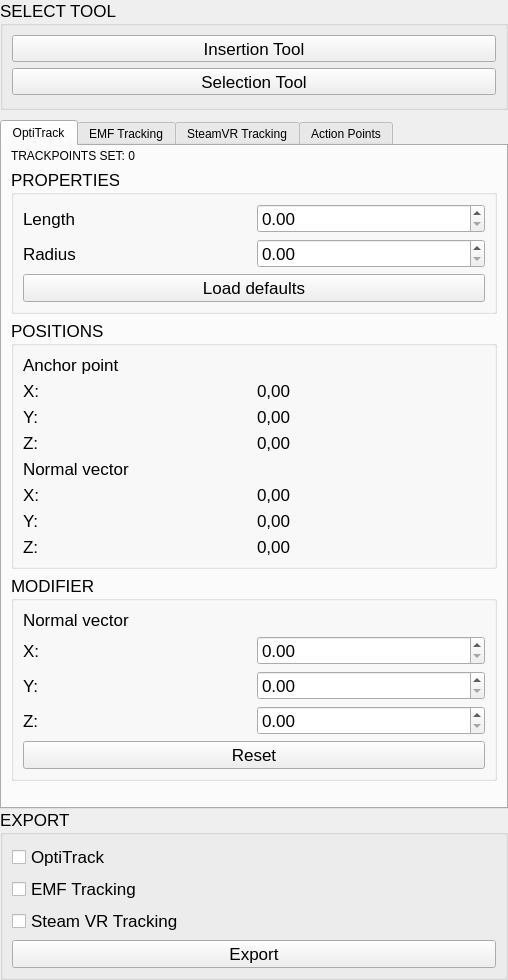
This is trackpoint-app/gui/EditWidget.ui in Dominik-Schoen/TrackItPipe as Qt 5 draws it before an edit. The edited form follows.
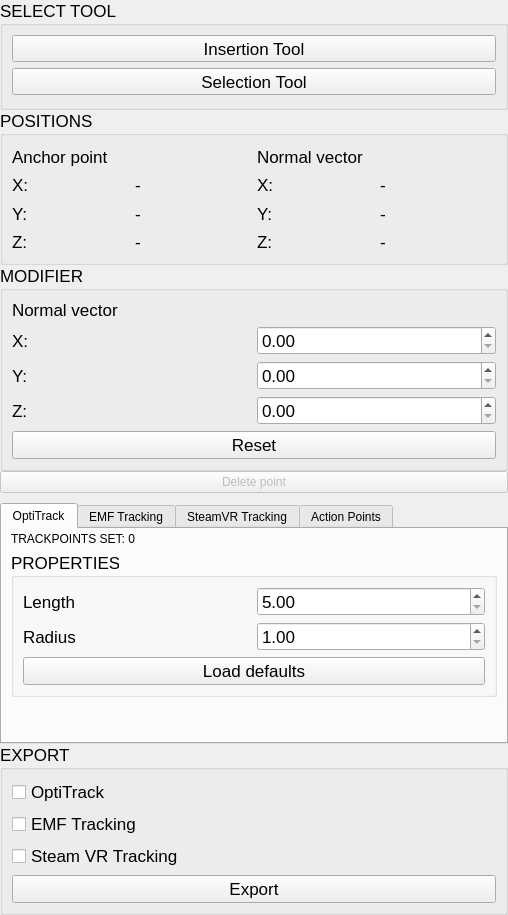
This is the edited form.

Patch:
```diff
--- a/trackpoint-app/gui/EditWidget.ui
+++ b/trackpoint-app/gui/EditWidget.ui
@@ -7,7 +7,7 @@
     <x>0</x>
     <y>0</y>
     <width>508</width>
-    <height>980</height>
+    <height>915</height>
    </rect>
   </property>
   <property name="windowTitle">
@@ -78,6 +78,214 @@
      </layout>
     </widget>
    </item>
+   <item>
+    <widget class="QGroupBox" name="positions">
+     <property name="font">
+      <font>
+       <pointsize>13</pointsize>
+      </font>
+     </property>
+     <property name="title">
+      <string>POSITIONS</string>
+     </property>
+     <layout class="QGridLayout" name="gridLayout_2">
+      <item row="0" column="0">
+       <widget class="QLabel" name="anchorLabel">
+        <property name="text">
+         <string>Anchor point</string>
+        </property>
+       </widget>
+      </item>
+      <item row="2" column="0">
+       <widget class="QLabel" name="anchorYLabel">
+        <property name="text">
+         <string>Y:</string>
+        </property>
+       </widget>
+      </item>
+      <item row="0" column="2">
+       <widget class="QLabel" name="normalLabel">
+        <property name="text">
+         <string>Normal vector</string>
+        </property>
+       </widget>
+      </item>
+      <item row="1" column="0">
+       <widget class="QLabel" name="anchorXLabel">
+        <property name="text">
+         <string>X:</string>
+        </property>
+       </widget>
+      </item>
+      <item row="3" column="0">
+       <widget class="QLabel" name="anchorZLabel">
+        <property name="text">
+         <string>Z:</string>
+        </property>
+       </widget>
+      </item>
+      <item row="1" column="1">
+       <widget class="QLabel" name="anchorX">
+        <property name="text">
+         <string>-</string>
+        </property>
+       </widget>
+      </item>
+      <item row="2" column="1">
+       <widget class="QLabel" name="anchorY">
+        <property name="text">
+         <string>-</string>
+        </property>
+       </widget>
+      </item>
+      <item row="3" column="1">
+       <widget class="QLabel" name="anchorZ">
+        <property name="text">
+         <string>-</string>
+        </property>
+       </widget>
+      </item>
+      <item row="1" column="2">
+       <widget class="QLabel" name="normalXLabel">
+        <property name="text">
+         <string>X:</string>
+        </property>
+       </widget>
+      </item>
+      <item row="1" column="3">
+       <widget class="QLabel" name="normalX">
+        <property name="text">
+         <string>-</string>
+        </property>
+       </widget>
+      </item>
+      <item row="2" column="2">
+       <widget class="QLabel" name="normalYLabel">
+        <property name="text">
+         <string>Y:</string>
+        </property>
+       </widget>
+      </item>
+      <item row="3" column="2">
+       <widget class="QLabel" name="normalZLabel">
+        <property name="text">
+         <string>Z:</string>
+        </property>
+       </widget>
+      </item>
+      <item row="2" column="3">
+       <widget class="QLabel" name="normalY">
+        <property name="text">
+         <string>-</string>
+        </property>
+       </widget>
+      </item>
+      <item row="3" column="3">
+       <widget class="QLabel" name="normalZ">
+        <property name="text">
+         <string>-</string>
+        </property>
+       </widget>
+      </item>
+     </layout>
+    </widget>
+   </item>
+   <item>
+    <widget class="QGroupBox" name="modifier">
+     <property name="font">
+      <font>
+       <pointsize>13</pointsize>
+      </font>
+     </property>
+     <property name="title">
+      <string>MODIFIER</string>
+     </property>
+     <layout class="QVBoxLayout" name="verticalLayout_6">
+      <item>
+       <layout class="QGridLayout" name="gridLayout_3">
+        <property name="spacing">
+         <number>-1</number>
+        </property>
+        <item row="0" column="0">
+         <widget class="QLabel" name="normalModLabel">
+          <property name="text">
+           <string>Normal vector</string>
+          </property>
+         </widget>
+        </item>
+        <item row="2" column="0">
+         <widget class="QLabel" name="normalModLabelY">
+          <property name="text">
+           <string>Y:</string>
+          </property>
+         </widget>
+        </item>
+        <item row="1" column="1">
+         <widget class="QDoubleSpinBox" name="normalModX">
+          <property name="maximum">
+           <double>1.000000000000000</double>
+          </property>
+          <property name="singleStep">
+           <double>0.010000000000000</double>
+          </property>
+         </widget>
+        </item>
+        <item row="1" column="0">
+         <widget class="QLabel" name="normalModLabelX">
+          <property name="text">
+           <string>X:</string>
+          </property>
+         </widget>
+        </item>
+        <item row="3" column="0">
+         <widget class="QLabel" name="normalModLabelZ">
+          <property name="text">
+           <string>Z:</string>
+          </property>
+         </widget>
+        </item>
+        <item row="2" column="1">
+         <widget class="QDoubleSpinBox" name="normalModY">
+          <property name="maximum">
+           <double>1.000000000000000</double>
+          </property>
+          <property name="singleStep">
+           <double>0.010000000000000</double>
+          </property>
+         </widget>
+        </item>
+        <item row="3" column="1">
+         <widget class="QDoubleSpinBox" name="normalModZ">
+          <property name="maximum">
+           <double>1.000000000000000</double>
+          </property>
+          <property name="singleStep">
+           <double>0.010000000000000</double>
+          </property>
+         </widget>
+        </item>
+       </layout>
+      </item>
+      <item>
+       <widget class="QPushButton" name="modifierReset">
+        <property name="text">
+         <string>Reset</string>
+        </property>
+       </widget>
+      </item>
+     </layout>
+    </widget>
+   </item>
+   <item>
+    <widget class="QPushButton" name="deleteTrackPoint">
+     <property name="enabled">
+      <bool>false</bool>
+     </property>
+     <property name="text">
+      <string>Delete point</string>
+     </property>
+    </widget>
+   </item>
    <item>
     <spacer name="spacer">
      <property name="orientation">
@@ -97,7 +305,7 @@
    <item>
     <widget class="QTabWidget" name="tabWidget">
      <property name="sizePolicy">
-      <sizepolicy hsizetype="Expanding" vsizetype="Expanding">
+      <sizepolicy hsizetype="Expanding" vsizetype="Fixed">
        <horstretch>0</horstretch>
        <verstretch>0</verstretch>
       </sizepolicy>
@@ -137,7 +345,14 @@
           <item>
            <layout class="QGridLayout" name="gridLayout">
             <item row="0" column="1">
-             <widget class="QDoubleSpinBox" name="optiTrackLength"/>
+             <widget class="QDoubleSpinBox" name="optiTrackLength">
+              <property name="minimum">
+               <double>5.000000000000000</double>
+              </property>
+              <property name="maximum">
+               <double>100.000000000000000</double>
+              </property>
+             </widget>
             </item>
             <item row="1" column="0">
              <widget class="QLabel" name="optiTrackRadiusLabel">
@@ -147,7 +362,14 @@
              </widget>
             </item>
             <item row="1" column="1">
-             <widget class="QDoubleSpinBox" name="optiTrackRadius"/>
+             <widget class="QDoubleSpinBox" name="optiTrackRadius">
+              <property name="minimum">
+               <double>1.000000000000000</double>
+              </property>
+              <property name="maximum">
+               <double>10.000000000000000</double>
+              </property>
+             </widget>
             </item>
             <item row="0" column="0">
              <widget class="QLabel" name="optiTrackLengthLabel">
@@ -168,183 +390,6 @@
          </layout>
         </widget>
        </item>
-       <item>
-        <widget class="QGroupBox" name="optiTrackPositions">
-         <property name="font">
-          <font>
-           <pointsize>13</pointsize>
-          </font>
-         </property>
-         <property name="title">
-          <string>POSITIONS</string>
-         </property>
-         <layout class="QGridLayout" name="gridLayout_2">
-          <item row="4" column="0">
-           <widget class="QLabel" name="optiTrackNormalLabel">
-            <property name="text">
-             <string>Normal vector</string>
-            </property>
-           </widget>
-          </item>
-          <item row="1" column="0">
-           <widget class="QLabel" name="optiTrackAnchorXLabel">
-            <property name="text">
-             <string>X:</string>
-            </property>
-           </widget>
-          </item>
-          <item row="3" column="0">
-           <widget class="QLabel" name="optiTrackAnchorZLabel">
-            <property name="text">
-             <string>Z:</string>
-            </property>
-           </widget>
-          </item>
-          <item row="5" column="0">
-           <widget class="QLabel" name="optiTrackNormalXLabel">
-            <property name="text">
-             <string>X:</string>
-            </property>
-           </widget>
-          </item>
-          <item row="6" column="0">
-           <widget class="QLabel" name="optiTrackNormalYLabel">
-            <property name="text">
-             <string>Y:</string>
-            </property>
-           </widget>
-          </item>
-          <item row="0" column="0">
-           <widget class="QLabel" name="optiTrackAnchorLabel">
-            <property name="text">
-             <string>Anchor point</string>
-            </property>
-           </widget>
-          </item>
-          <item row="2" column="0">
-           <widget class="QLabel" name="optiTrackAnchorYLabel">
-            <property name="text">
-             <string>Y:</string>
-            </property>
-           </widget>
-          </item>
-          <item row="7" column="0">
-           <widget class="QLabel" name="optiTrackNormalZLabel">
-            <property name="text">
-             <string>Z:</string>
-            </property>
-           </widget>
-          </item>
-          <item row="1" column="1">
-           <widget class="QLabel" name="optiTrackAnchorX">
-            <property name="text">
-             <string>0,00</string>
-            </property>
-           </widget>
-          </item>
-          <item row="2" column="1">
-           <widget class="QLabel" name="optiTrackAnchorY">
-            <property name="text">
-             <string>0,00</string>
-            </property>
-           </widget>
-          </item>
-          <item row="3" column="1">
-           <widget class="QLabel" name="optiTrackAnchorZ">
-            <property name="text">
-             <string>0,00</string>
-            </property>
-           </widget>
-          </item>
-          <item row="5" column="1">
-           <widget class="QLabel" name="optiTrackNormalX">
-            <property name="text">
-             <string>0,00</string>
-            </property>
-           </widget>
-          </item>
-          <item row="6" column="1">
-           <widget class="QLabel" name="optiTrackNormalY">
-            <property name="text">
-             <string>0,00</string>
-            </property>
-           </widget>
-          </item>
-          <item row="7" column="1">
-           <widget class="QLabel" name="optiTrackNormalZ">
-            <property name="text">
-             <string>0,00</string>
-            </property>
-           </widget>
-          </item>
-         </layout>
-        </widget>
-       </item>
-       <item>
-        <widget class="QGroupBox" name="optiTrackModifier">
-         <property name="font">
-          <font>
-           <pointsize>13</pointsize>
-          </font>
-         </property>
-         <property name="title">
-          <string>MODIFIER</string>
-         </property>
-         <layout class="QVBoxLayout" name="verticalLayout_6">
-          <item>
-           <layout class="QGridLayout" name="gridLayout_3">
-            <property name="spacing">
-             <number>-1</number>
-            </property>
-            <item row="0" column="0">
-             <widget class="QLabel" name="optiTrackNormalModLabel">
-              <property name="text">
-               <string>Normal vector</string>
-              </property>
-             </widget>
-            </item>
-            <item row="2" column="0">
-             <widget class="QLabel" name="optiTrackNormalModLabelY">
-              <property name="text">
-               <string>Y:</string>
-              </property>
-             </widget>
-            </item>
-            <item row="1" column="1">
-             <widget class="QDoubleSpinBox" name="optiTrackNormalModX"/>
-            </item>
-            <item row="1" column="0">
-             <widget class="QLabel" name="optiTrackNormalModLabelX">
-              <property name="text">
-               <string>X:</string>
-              </property>
-             </widget>
-            </item>
-            <item row="3" column="0">
-             <widget class="QLabel" name="optiTrackNormalModLabelZ">
-              <property name="text">
-               <string>Z:</string>
-              </property>
-             </widget>
-            </item>
-            <item row="2" column="1">
-             <widget class="QDoubleSpinBox" name="optiTrackNormalModY"/>
-            </item>
-            <item row="3" column="1">
-             <widget class="QDoubleSpinBox" name="optiTrackNormalModZ"/>
-            </item>
-           </layout>
-          </item>
-          <item>
-           <widget class="QPushButton" name="optiTrackModifierReset">
-            <property name="text">
-             <string>Reset</string>
-            </property>
-           </widget>
-          </item>
-         </layout>
-        </widget>
-       </item>
        <item>
         <spacer name="verticalSpacer">
          <property name="orientation">
```
Left out of the diff: 2 changed lines with no effect on the pictures.
